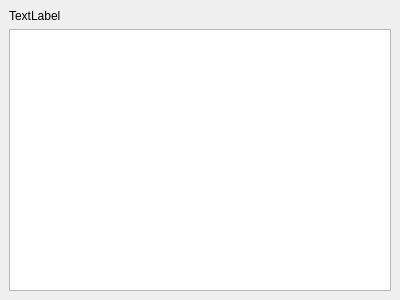
Before: the Qt Designer form Frontend/Windows/MainWindow/mainwindow.ui in WPI-HPRC/gs-control-2024-2025, drawn with Qt 5.
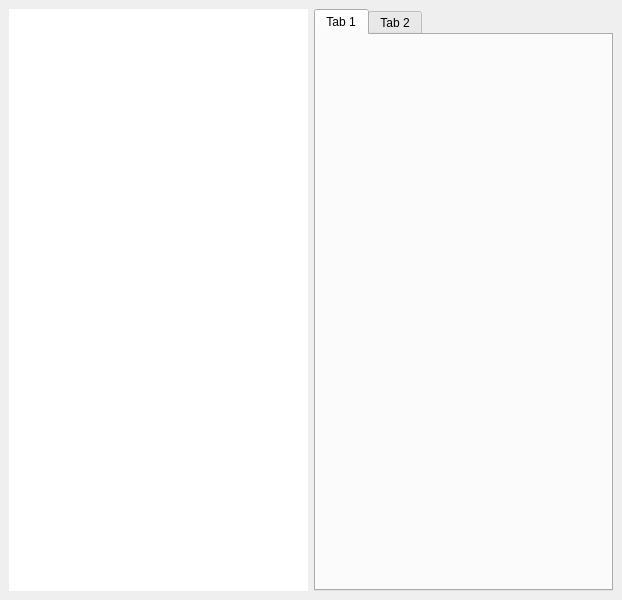
After: the same form once the commit is applied. Custom widgets are drawn as their Qt base class.

Diff of the .ui file:
```diff
--- a/Frontend/Windows/MainWindow/mainwindow.ui
+++ b/Frontend/Windows/MainWindow/mainwindow.ui
@@ -6,8 +6,8 @@
    <rect>
     <x>0</x>
     <y>0</y>
-    <width>400</width>
-    <height>300</height>
+    <width>622</width>
+    <height>600</height>
    </rect>
   </property>
   <property name="windowTitle">
@@ -18,14 +18,77 @@
     <bool>true</bool>
    </property>
    <layout class="QGridLayout" name="gridLayout_2">
-    <item row="1" column="0">
-     <widget class="SerialPortList" name="serialPortList"/>
-    </item>
     <item row="0" column="0">
-     <widget class="QLabel" name="ConnectToRadioModuleLabel">
-      <property name="text">
-       <string>TextLabel</string>
+     <widget class="SerialPortList" name="serialPortList">
+      <property name="frameShape">
+       <enum>QFrame::Shape::NoFrame</enum>
       </property>
+      <property name="frameShadow">
+       <enum>QFrame::Shadow::Plain</enum>
+      </property>
+      <property name="sizeAdjustPolicy">
+       <enum>QAbstractScrollArea::SizeAdjustPolicy::AdjustToContents</enum>
+      </property>
+      <property name="alternatingRowColors">
+       <bool>true</bool>
+      </property>
+      <property name="selectionMode">
+       <enum>QAbstractItemView::SelectionMode::NoSelection</enum>
+      </property>
+      <property name="selectionBehavior">
+       <enum>QAbstractItemView::SelectionBehavior::SelectRows</enum>
+      </property>
+      <property name="textElideMode">
+       <enum>Qt::TextElideMode::ElideMiddle</enum>
+      </property>
+      <property name="showGrid">
+       <bool>false</bool>
+      </property>
+      <property name="cornerButtonEnabled">
+       <bool>false</bool>
+      </property>
+      <property name="rowCount">
+       <number>1</number>
+      </property>
+      <property name="columnCount">
+       <number>2</number>
+      </property>
+      <attribute name="horizontalHeaderVisible">
+       <bool>false</bool>
+      </attribute>
+      <attribute name="horizontalHeaderHighlightSections">
+       <bool>false</bool>
+      </attribute>
+      <attribute name="verticalHeaderVisible">
+       <bool>false</bool>
+      </attribute>
+      <attribute name="verticalHeaderHighlightSections">
+       <bool>false</bool>
+      </attribute>
+      <row/>
+      <column/>
+      <column/>
+     </widget>
+    </item>
+    <item row="0" column="1">
+     <layout class="QHBoxLayout" name="horizontalLayout">
+      <item>
+       <layout class="QVBoxLayout" name="verticalLayout"/>
+      </item>
+     </layout>
+    </item>
+    <item row="0" column="2">
+     <widget class="QTabWidget" name="tabWidget">
+      <widget class="QWidget" name="tab">
+       <attribute name="title">
+        <string>Tab 1</string>
+       </attribute>
+      </widget>
+      <widget class="QWidget" name="tab_2">
+       <attribute name="title">
+        <string>Tab 2</string>
+       </attribute>
+      </widget>
      </widget>
     </item>
    </layout>
@@ -34,7 +97,7 @@
  <customwidgets>
   <customwidget>
    <class>SerialPortList</class>
-   <extends>QListWidget</extends>
+   <extends>QTableWidget</extends>
    <header>Frontend/Widgets/SerialPortList.h</header>
   </customwidget>
  </customwidgets>
```
